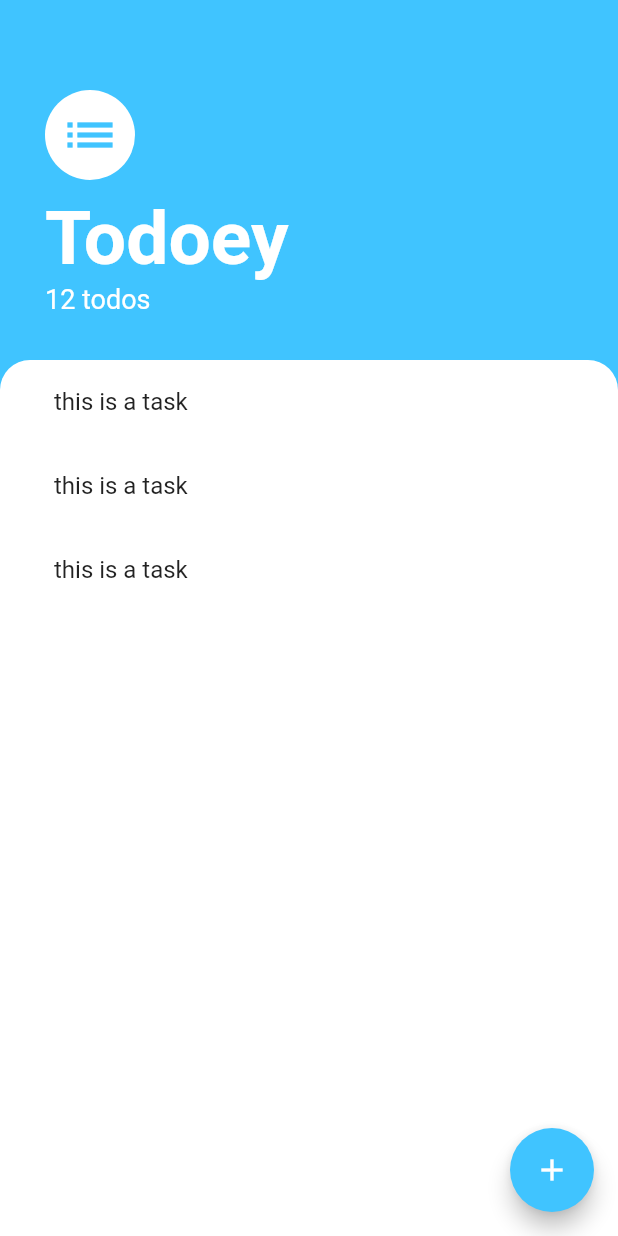
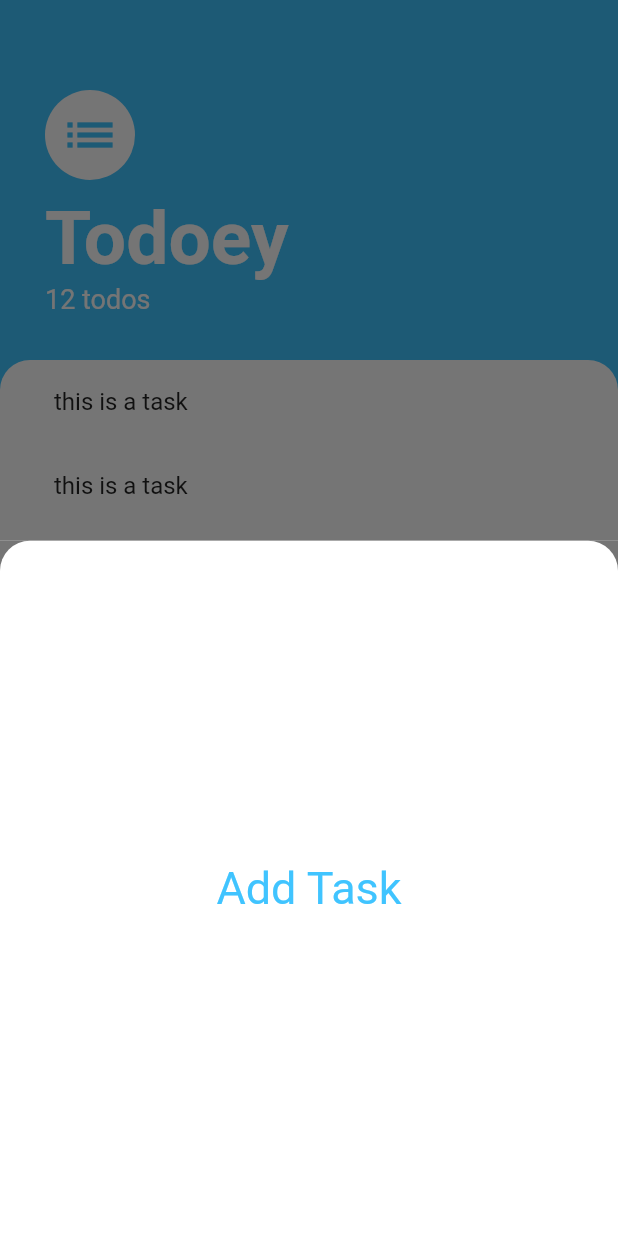
Before and after one commit to kolikay/todo, a Flutter app: the screen it shows after launch, after a tap on the "add" icon, on a phone screen of 412 x 824 dp. Run offline on Flutter 3.47's test engine with Material 2 defaults, Android fonts, the phone set to English and light mode, and no system bars.

Commit message:
Working on task screen

```diff
--- /dev/null
+++ b/lib/screens/add_task_screen.dart
@@ -0,0 +1,29 @@
+import 'package:flutter/material.dart';
+
+class AddTaskScreen extends StatelessWidget {
+  const AddTaskScreen({Key? key}) : super(key: key);
+
+  @override
+  Widget build(BuildContext context) {
+    return Container(
+      color: const Color(0xff757575),
+      child: Container(
+        child: const Center(
+          child: Text(
+            'Add Task',
+            style: TextStyle(
+              color: Colors.lightBlueAccent,
+              fontSize: 30.0,
+            ),
+          ),
+        ),
+        decoration: const BoxDecoration(
+            color: Colors.white,
+            borderRadius: BorderRadius.only(
+              topLeft: Radius.circular(20.0),
+              topRight: Radius.circular(20.0),
+            )),
+      ),
+    );
+  }
+}
--- a/lib/screens/task_screen.dart
+++ b/lib/screens/task_screen.dart
@@ -1,5 +1,8 @@
+// ignore_for_file: prefer_const_constructors
+
 import 'package:todoey/widget/task_tile.dart';
 import 'package:flutter/material.dart';
+import 'package:todoey/screens/add_task_screen.dart';
 
 class TasksScreen extends StatelessWidget {
   const TasksScreen({Key? key}) : super(key: key);
@@ -11,7 +14,9 @@ class TasksScreen extends StatelessWidget {
       floatingActionButton: FloatingActionButton(
         backgroundColor: Colors.lightBlueAccent,
         child: const Icon(Icons.add),
-        onPressed: () {},
+        onPressed: () {
+          showModalBottomSheet(context: context, builder: (context) => AddTaskScreen());
+        },
       ),
       body: Column(
         crossAxisAlignment: CrossAxisAlignment.start,
@@ -22,7 +27,7 @@ class TasksScreen extends StatelessWidget {
             child: Column(
               crossAxisAlignment: CrossAxisAlignment.start,
               children: const [
-                 CircleAvatar(
+                CircleAvatar(
                   child: Icon(
                     Icons.list,
                     size: 40.0,
@@ -34,7 +39,7 @@ class TasksScreen extends StatelessWidget {
                 SizedBox(
                   height: 10.0,
                 ),
-                 Text(
+                Text(
                   'Todoey',
                   style: TextStyle(
                     color: Colors.white,
```
